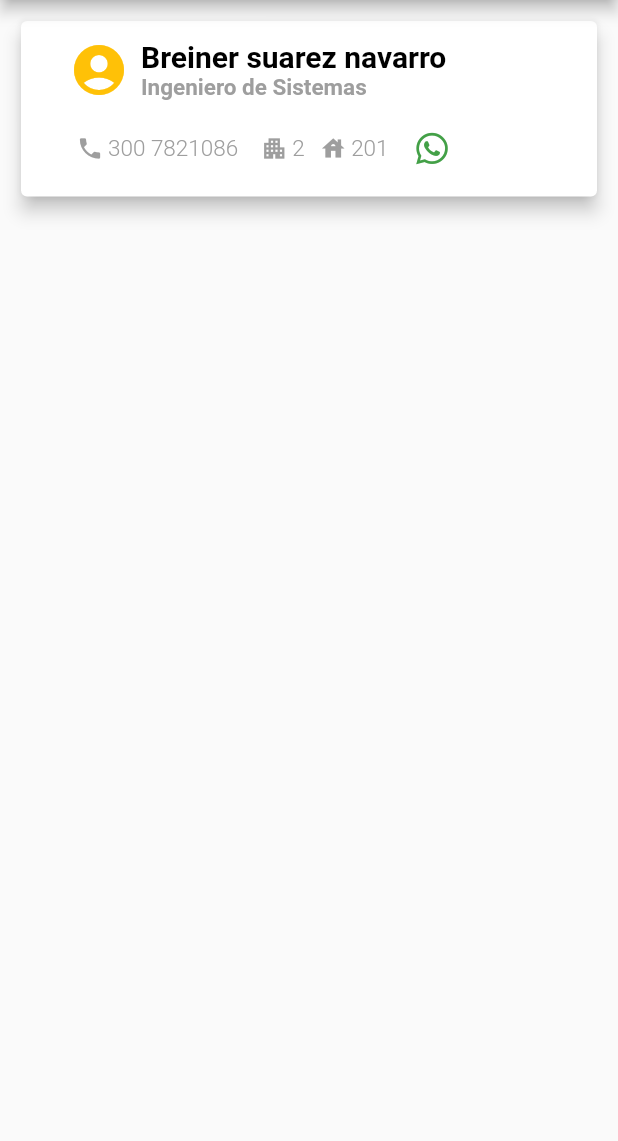
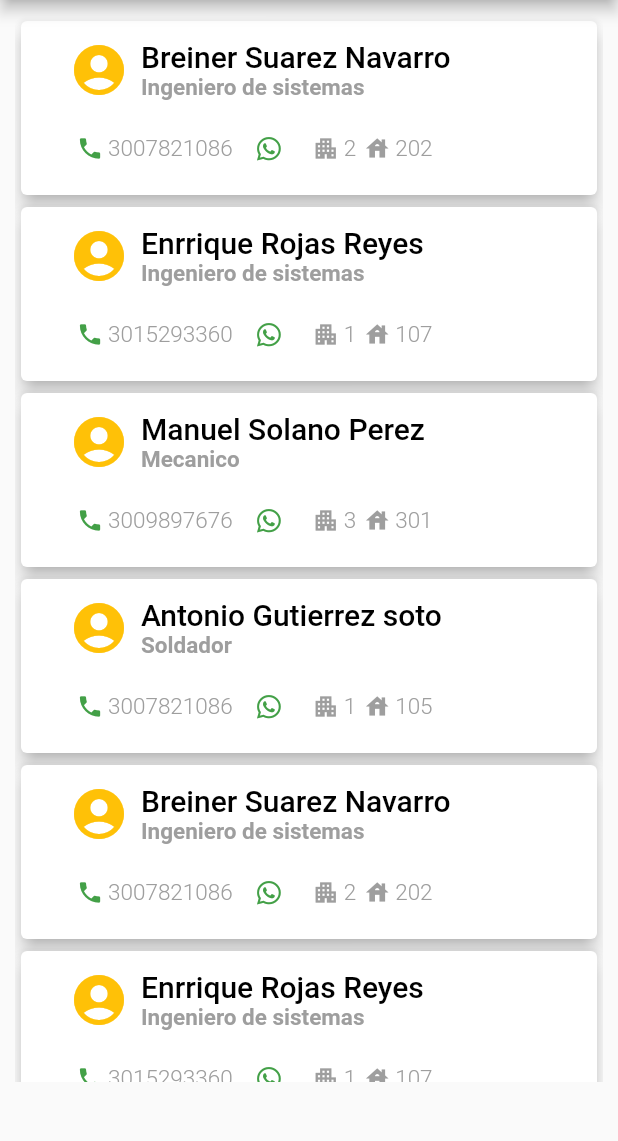
Before and after one commit to breinersn/Directorio-flutter, a Flutter app: the screen it shows after launch, after a tap on "Ingresar", after a tap on "Olvide mi contraseña(home temporal)", on a phone screen of 412 x 824 dp, the part 84-1225 px from its top. Run offline on Flutter 3.47's test engine with Material 2 defaults, Android fonts, the phone set to English and light mode, and no system bars; our stand-ins replace font_awesome_flutter, validators; missing offline and left inert: flutter_open_whatsapp.

```diff
--- a/lib/data/data-usuarios.dart
+++ b/lib/data/data-usuarios.dart
@@ -0,0 +1,100 @@
+class DatosUser {
+  static final getData = [
+    {
+      'nombre': 'Breiner',
+      'apellidos': 'Suarez Navarro',
+      'numeroIdentificacion': '73007633',
+      'telefono': '3007821086',
+      'oficio': 'Ingeniero de sistemas',
+      'matricula': 212123313131,
+      'torre': '2',
+      'aparamento': '202',
+      'email': 'bsn@gmail.com',
+      'password': '1234567'
+    },
+    {
+      'nombre': 'Enrrique',
+      'apellidos': 'Rojas Reyes',
+      'numeroIdentificacion': '73009883',
+      'telefono': '3015293360',
+      'oficio': 'Ingeniero de sistemas',
+      'matricula': 8797997,
+      'torre': '1',
+      'aparamento': '107',
+      'email': 'kinakeyoi@gmail.com',
+      'password': '1234567'
+    },
+    {
+      'nombre': 'Manuel',
+      'apellidos': 'Solano Perez',
+      'numeroIdentificacion': '1047675897',
+      'telefono': '3009897676',
+      'oficio': 'Mecanico',
+      'matricula': 797937924,
+      'torre': '3',
+      'aparamento': '301',
+      'email': 'manuelsp@gmail.com',
+      'password': '1234567'
+    },
+    {
+      'nombre': 'Antonio',
+      'apellidos': 'Gutierrez soto',
+      'numeroIdentificacion': '73889563',
+      'telefono': '3007821086',
+      'oficio': 'Soldador',
+      'matricula': 6757576765,
+      'torre': '1',
+      'aparamento': '105',
+      'email': 'antoniogs@gmail.com',
+      'password': '1234567'
+    },
+    {
+      'nombre': 'Breiner',
+      'apellidos': 'Suarez Navarro',
+      'numeroIdentificacion': '73007633',
+      'telefono': '3007821086',
+      'oficio': 'Ingeniero de sistemas',
+      'matricula': 212123313131,
+      'torre': '2',
+      'aparamento': '202',
+      'email': 'bsn@gmail.com',
+      'password': '1234567'
+    },
+    {
+      'nombre': 'Enrrique',
+      'apellidos': 'Rojas Reyes',
+      'numeroIdentificacion': '73009883',
+      'telefono': '3015293360',
+      'oficio': 'Ingeniero de sistemas',
+      'matricula': 8797997,
+      'torre': '1',
+      'aparamento': '107',
+      'email': 'kinakeyoi@gmail.com',
+      'password': '1234567'
+    },
+    {
+      'nombre': 'Manuel',
+      'apellidos': 'Solano Perez',
+      'numeroIdentificacion': '1047675897',
+      'telefono': '3009897676',
+      'oficio': 'Mecanico',
+      'matricula': 797937924,
+      'torre': '3',
+      'aparamento': '301',
+      'email': 'manuelsp@gmail.com',
+      'password': '1234567'
+    },
+    {
+      'nombre': 'Antonio',
+      'apellidos': 'Gutierrez soto',
+      'numeroIdentificacion': '73889563',
+      'telefono': '3007821086',
+      'oficio': 'Soldador',
+      'matricula': 6757576765,
+      'torre': '1',
+      'aparamento': '105',
+      'email': 'antoniogs@gmail.com',
+      'password': '1234567'
+    }
+  ];
+}
--- a/lib/pages/home.dart
+++ b/lib/pages/home.dart
@@ -1,3 +1,4 @@
+import 'package:directorio/data/data-usuarios.dart';
 import 'package:flutter/cupertino.dart';
 import 'package:flutter/material.dart';
 import 'package:font_awesome_flutter/font_awesome_flutter.dart';
@@ -14,6 +15,8 @@ class HomePage extends StatefulWidget {
 
 class _HomePageState extends State<HomePage> {
   String _platformVersion = 'Unknown';
+
+  var dataUser = DatosUser.getData;
 
   @override
   void initState() {
@@ -43,11 +46,13 @@ class _HomePageState extends State<HomePage> {
 
   @override
   Widget build(BuildContext context) {
-    // double height = MediaQuery.of(context).size.height;
+    double height = MediaQuery.of(context).size.height;
     // double width = MediaQuery.of(context).size.width;
 
     return MaterialApp(
-      home: Scaffold(
+      debugShowCheckedModeBanner: false,
+      home: Container(
+        child: Scaffold(
           appBar: AppBar(
             leading: Builder(
               builder: (BuildContext context) {
@@ -70,8 +75,14 @@ class _HomePageState extends State<HomePage> {
           ),
           body: Container(
             padding: EdgeInsets.fromLTRB(10, 10, 10, 0),
-          height: 135,
+            height: height * 0.875,
             width: double.maxFinite,
+            child: ListView.builder(
+                itemCount: dataUser.length,
+                itemBuilder: (context, index) {
+                  // print(dataUser);
+                  // child: Container(
+                  return Container(
                     child: Card(
                       elevation: 5,
                       child: Padding(
@@ -82,7 +93,8 @@ class _HomePageState extends State<HomePage> {
                             child: Stack(
                               children: <Widget>[
                                 Padding(
-                          padding: const EdgeInsets.only(left: 10, top: 5),
+                                    padding:
+                                        const EdgeInsets.only(left: 10, top: 5),
                                     child: Column(
                                       children: <Widget>[
                                         Row(
@@ -91,40 +103,39 @@ class _HomePageState extends State<HomePage> {
                                             SizedBox(
                                               height: 10,
                                             ),
-                                  nameSymbol(),
+                                            nameSymbol(
+                                                '${dataUser[index]["nombre"]}',
+                                                '${dataUser[index]["apellidos"]}',
+                                                '${dataUser[index]["oficio"]}'),
                                           ],
                                         ),
                                         Padding(
-                                padding:
-                                    const EdgeInsets.only(left: 20, top: 8),
+                                          padding: const EdgeInsets.only(
+                                              left: 20, top: 8),
                                           child: Row(
                                             children: <Widget>[
-                                    icono('phone'),
-                                    texto('telefono', '300 7821086'),
-                                    SizedBox(
-                                      width: 15,
-                                    ),
-                                    //Spacer(),
-                                    icono('torre'),
-                                    texto('torre', '2'),
-                                    SizedBox(
-                                      width: 10,
-                                    ),
-                                    //Spacer(),
-                                    icono('apartamento'),
-                                    texto('apartamento', '201'),
+                                              icono('phone', ''),
+                                              texto('telefono',
+                                                  '${dataUser[index]["telefono"]}'),
+                                              icono('whatsapp',
+                                                  '${dataUser[index]["telefono"]}'),
                                               SizedBox(
                                                 width: 5,
                                               ),
-                                    icono('whatsapp'),
-                                    // torreApartamentoIcon(),
-                                    // torreApartamento(),
+                                              //Spacer(),
+                                              icono('torre', ''),
+                                              texto('torre',
+                                                  '${dataUser[index]["torre"]}'),
+                                              SizedBox(
+                                                width: 5,
+                                              ),
+                                              //Spacer(),
+                                              icono('apartamento', ''),
+                                              texto('apartamento',
+                                                  '${dataUser[index]["aparamento"]}'),
                                               // SizedBox(
                                               //   width: 5,
                                               // ),
-                                    // SizedBox(
-                                    //   width: 5,
-                                    // )
                                             ],
                                           ),
                                         )
@@ -135,6 +146,10 @@ class _HomePageState extends State<HomePage> {
                           )
                         ]),
                       ),
+                    ),
+                  );
+                  // );
+                }),
           ),
         ),
       ),
@@ -155,17 +170,17 @@ Widget appIcon() {
   );
 }
 
-Widget nameSymbol() {
+Widget nameSymbol(String nombre, String apellidos, String oficio) {
   return Align(
     alignment: Alignment.centerLeft,
     child: RichText(
       text: TextSpan(
-        text: 'Breiner suarez navarro',
+        text: nombre + ' ' + apellidos,
         style: TextStyle(
-            fontWeight: FontWeight.bold, color: Colors.black, fontSize: 20),
+            fontWeight: FontWeight.w500, color: Colors.black, fontSize: 20),
         children: <TextSpan>[
           TextSpan(
-              text: '\nIngeniero de Sistemas',
+              text: '\n$oficio',
               style: TextStyle(
                   color: Colors.grey,
                   fontSize: 15,
@@ -210,7 +225,7 @@ Widget nameSymbol() {
 //   );
 // }
 
-Widget icono(String ico) {
+Widget icono(String ico, String numero) {
   switch (ico) {
     case 'phone':
       return Align(
@@ -219,7 +234,7 @@ Widget icono(String ico) {
           padding: const EdgeInsets.only(top: 0.0),
           child: Icon(
             Icons.phone,
-            color: Colors.grey[500],
+            color: Colors.green[600],
             size: 18,
           ),
         ),
@@ -264,9 +279,10 @@ Widget icono(String ico) {
               icon: FaIcon(
                 FontAwesomeIcons.whatsapp,
                 color: Colors.green[600],
+                size: 18,
               ),
               onPressed: () {
-                FlutterOpenWhatsapp.sendSingleMessage("+57 3007821086",
+                FlutterOpenWhatsapp.sendSingleMessage("+57 $numero",
                     "Hola, me e puesto en contacto contigo atravez de la app Directorio!");
               },
               // child: Text('Running on: $_platformVersion\n'),
--- a/lib/pages/register.dart
+++ b/lib/pages/register.dart
@@ -7,7 +7,7 @@ class RegisterPage extends StatelessWidget {
   Widget build(BuildContext context) {
     double height = MediaQuery.of(context).size.height;
     double width = MediaQuery.of(context).size.width;
-    double taImg = 0.4;
+    double tamImg = 0.4;
 
     return Scaffold(
       resizeToAvoidBottomInset: false,
@@ -17,7 +17,7 @@ class RegisterPage extends StatelessWidget {
           padding: const EdgeInsets.only(top: 35),
           child: Column(
             children: <Widget>[
-              logo(context, height, width, taImg),
+              logo(context, height, width, tamImg),
               //_form(context, height, width),
               _Form(),
               _Labels(context, height, width)
@@ -41,6 +41,7 @@ class __FormState extends State<_Form> {
   final apellidosCtrl = TextEditingController();
   final idCtrl = TextEditingController();
   final telefonoCtrl = TextEditingController();
+  final matriculaCtrl = TextEditingController();
   final torreCtrl = TextEditingController();
   final apartamentoCtrl = TextEditingController();
   final profecionCtrl = TextEditingController();
@@ -205,6 +206,31 @@ class __FormState extends State<_Form> {
                 validator: (String value) {
                   if (value.length < 1) {
                     return 'Ingrese el numero de la torre en la que vive';
+                  }
+                  return null;
+                },
+              ),
+            ),
+            Padding(
+              padding: const EdgeInsets.all(8.0),
+              child: TextFormField(
+                controller: matriculaCtrl,
+                keyboardType: TextInputType.number,
+                decoration: InputDecoration(
+                  prefixIcon: Icon(Icons.memory),
+                  border: OutlineInputBorder(
+                    borderRadius: BorderRadius.circular(20.0),
+                  ),
+                  // border: InputBorder.none,
+                  hintText: 'Matricula',
+                  // icon: Icon(
+                  //   Icons.mail_outline,
+                  //   color: Colors.grey,
+                  // ),
+                ),
+                validator: (String value) {
+                  if (value.length < 1) {
+                    return 'Ingrese un numero de matricula valido';
                   }
                   return null;
                 },
```
Lines whose indentation alone changed are shown as unchanged.
